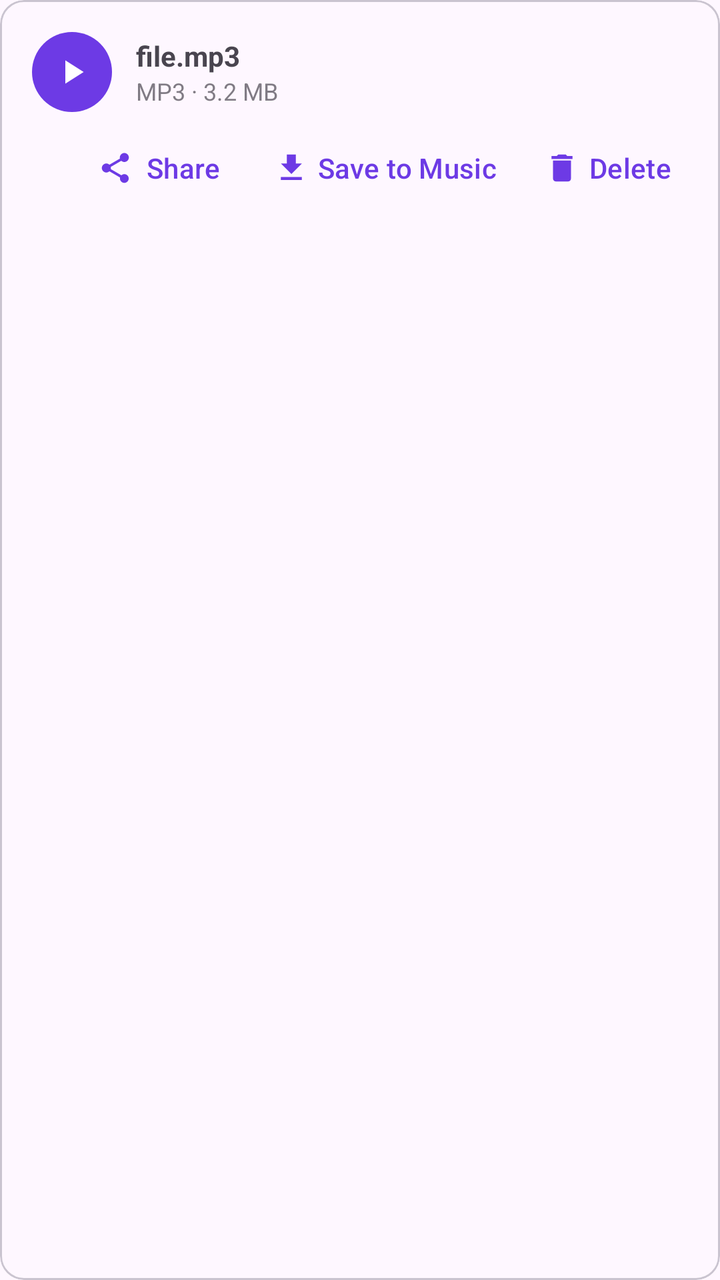
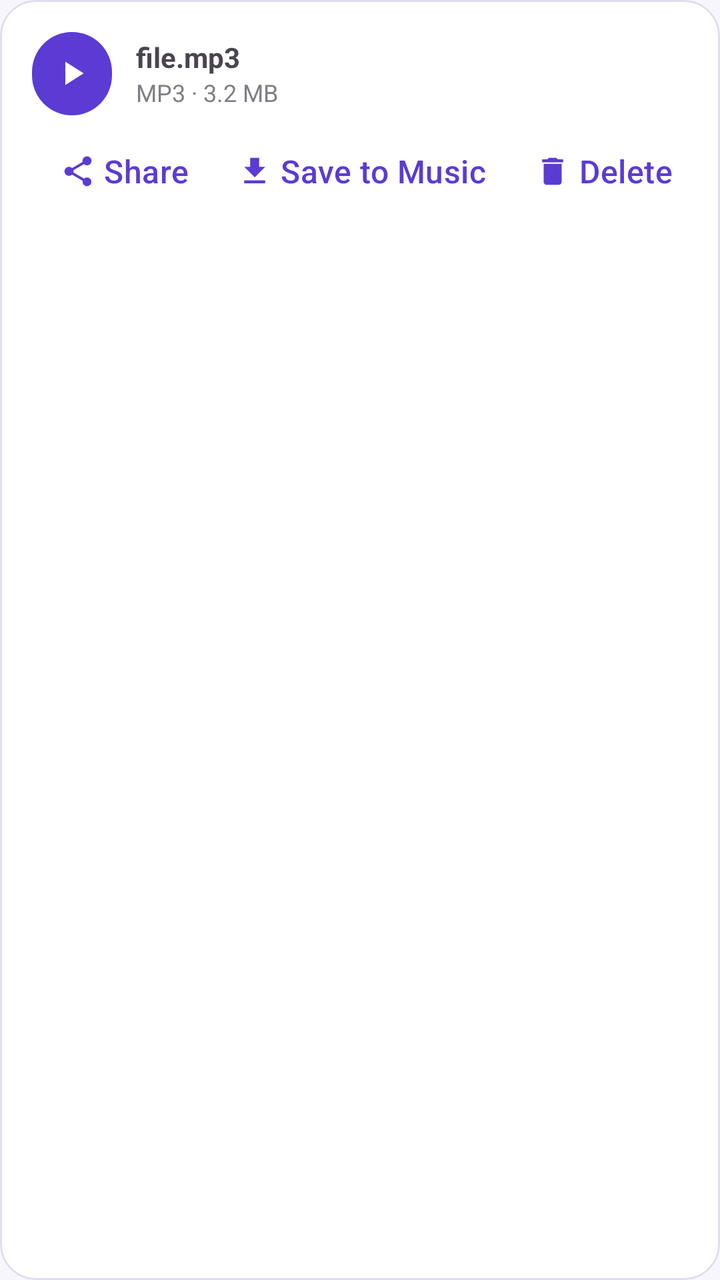

Screens rendered from an Android XML layout before and after an edit, with the pre-edit source and the edit as a unified diff.
<!-- AndroidManifest.xml: application theme Theme.VideoToMp3 -->
<!-- res/layout/item_history.xml -->
<?xml version="1.0" encoding="utf-8"?>
<com.google.android.material.card.MaterialCardView xmlns:android="http://schemas.android.com/apk/res/android"
    xmlns:app="http://schemas.android.com/apk/res-auto"
    android:layout_width="match_parent"
    android:layout_height="wrap_content"
    android:layout_marginBottom="8dp"
    app:cardCornerRadius="12dp">

    <LinearLayout
        android:layout_width="match_parent"
        android:layout_height="wrap_content"
        android:orientation="vertical"
        android:padding="12dp">

        <LinearLayout
            android:layout_width="match_parent"
            android:layout_height="wrap_content"
            android:orientation="horizontal"
            android:gravity="center_vertical">

            <com.google.android.material.button.MaterialButton
                android:id="@+id/btnPlay"
                style="@style/Widget.Material3.Button.IconButton.Filled"
                android:layout_width="wrap_content"
                android:layout_height="wrap_content"
                app:icon="@drawable/ic_play" />

            <LinearLayout
                android:layout_width="0dp"
                android:layout_weight="1"
                android:layout_height="wrap_content"
                android:layout_marginStart="8dp"
                android:orientation="vertical">
                <TextView android:id="@+id/txtName" android:layout_width="match_parent" android:layout_height="wrap_content" android:textStyle="bold" android:maxLines="1" android:ellipsize="middle" android:text="file.mp3" />
                <TextView android:id="@+id/txtMeta" android:layout_width="wrap_content" android:layout_height="wrap_content" android:textSize="12sp" android:alpha="0.7" android:text="MP3 · 3.2 MB" />
            </LinearLayout>
        </LinearLayout>

        <com.google.android.material.slider.Slider
            android:id="@+id/seek"
            android:layout_width="match_parent"
            android:layout_height="wrap_content"
            android:valueFrom="0.0"
            android:valueTo="1.0"
            android:value="0.0"
            android:visibility="gone" />

        <LinearLayout
            android:layout_width="match_parent"
            android:layout_height="wrap_content"
            android:orientation="horizontal"
            android:gravity="end">
            <com.google.android.material.button.MaterialButton android:id="@+id/btnShare" style="@style/Widget.Material3.Button.TextButton" android:layout_width="wrap_content" android:layout_height="wrap_content" app:icon="@drawable/ic_share" android:text="@string/share" />
            <com.google.android.material.button.MaterialButton android:id="@+id/btnSave" style="@style/Widget.Material3.Button.TextButton" android:layout_width="wrap_content" android:layout_height="wrap_content" app:icon="@drawable/ic_save" android:text="@string/save_music" />
            <com.google.android.material.button.MaterialButton android:id="@+id/btnDelete" style="@style/Widget.Material3.Button.TextButton" android:layout_width="wrap_content" android:layout_height="wrap_content" app:icon="@drawable/ic_delete" android:text="@string/delete" />
        </LinearLayout>
    </LinearLayout>
</com.google.android.material.card.MaterialCardView>
<!-- resources referenced by this layout -->
<resources>
  <!-- drawable ic_delete (drawable) -->
  <vector xmlns:android="http://schemas.android.com/apk/res/android" android:width="24dp" android:height="24dp" android:viewportWidth="24" android:viewportHeight="24" android:tint="?attr/colorControlNormal">
    <path android:fillColor="@android:color/white" android:pathData="M6,19c0,1.1 0.9,2 2,2h8c1.1,0 2,-0.9 2,-2V7H6v12zM19,4h-3.5l-1,-1h-5l-1,1H5v2h14V4z"/>
  </vector>
  <!-- drawable ic_play (drawable) -->
  <vector xmlns:android="http://schemas.android.com/apk/res/android" android:width="24dp" android:height="24dp" android:viewportWidth="24" android:viewportHeight="24" android:tint="?attr/colorPrimary">
    <path android:fillColor="@android:color/white" android:pathData="M8,5v14l11,-7z"/>
  </vector>
  <!-- drawable ic_save (drawable) -->
  <vector xmlns:android="http://schemas.android.com/apk/res/android" android:width="24dp" android:height="24dp" android:viewportWidth="24" android:viewportHeight="24" android:tint="?attr/colorControlNormal">
    <path android:fillColor="@android:color/white" android:pathData="M19,9h-4V3H9v6H5l7,7 7,-7zM5,18v2h14v-2H5z"/>
  </vector>
  <string name="delete">Delete</string>
  <string name="save_music">Save to Music</string>
  <string name="share">Share</string>
  <style name="Theme.VideoToMp3" parent="Theme.Material3.DayNight.NoActionBar">
          <item name="colorPrimary">@color/brand</item>
          <item name="colorOnPrimary">@color/white</item>
      </style>
  <color name="brand">#FF6D3AE5</color>
  <color name="white">#FFFFFFFF</color>
  <!-- unchanged entries left out for length: 1 -->
</resources>

<!-- the commit's change to res/layout/item_history.xml (unified diff, before → after) -->
@@ -3,8 +3,12 @@
     xmlns:app="http://schemas.android.com/apk/res-auto"
     android:layout_width="match_parent"
     android:layout_height="wrap_content"
-    android:layout_marginBottom="8dp"
-    app:cardCornerRadius="12dp">
+    android:layout_marginBottom="10dp"
+    app:cardCornerRadius="18dp"
+    app:cardElevation="0dp"
+    app:strokeColor="?attr/colorOutline"
+    app:strokeWidth="1dp"
+    app:cardBackgroundColor="?attr/colorSurface">
 
     <LinearLayout
         android:layout_width="match_parent"
<!-- resource entries referenced after the edit -->
@@ -15,12 +15,44 @@
   <string name="delete">Delete</string>
   <string name="save_music">Save to Music</string>
   <string name="share">Share</string>
-  <style name="Theme.VideoToMp3" parent="Theme.Material3.DayNight.NoActionBar">
-          <item name="colorPrimary">@color/brand</item>
-          <item name="colorOnPrimary">@color/white</item>
+  <style name="Theme.VideoToMp3" parent="Theme.Material3.Light.NoActionBar">
+          <item name="colorPrimary">@color/primary</item>
+          <item name="colorOnPrimary">@color/on_primary</item>
+          <item name="colorPrimaryContainer">@color/primary_container</item>
+          <item name="colorOnPrimaryContainer">@color/on_primary_container</item>
+          <item name="colorSecondary">@color/primary</item>
+          <item name="colorSecondaryContainer">@color/primary_container</item>
+          <item name="colorOnSecondaryContainer">@color/on_primary_container</item>
+          <item name="android:colorBackground">@color/bg</item>
+          <item name="colorSurface">@color/surface</item>
+          <item name="colorSurfaceVariant">@color/surface_variant</item>
+          <item name="colorOnSurface">@color/on_surface</item>
+          <item name="colorOnSurfaceVariant">@color/on_surface_variant</item>
+          <item name="colorOutline">@color/outline</item>
+          <item name="colorOutlineVariant">@color/outline</item>
+          <item name="android:statusBarColor">@color/bg</item>
+          <item name="android:navigationBarColor">@color/surface</item>
+          <item name="android:windowLightStatusBar">true</item>
+          <item name="android:windowLightNavigationBar" tools:targetApi="27">true</item>
+          <item name="materialButtonStyle">@style/AppButton</item>
       </style>
-  <color name="brand">#FF6D3AE5</color>
-  <color name="white">#FFFFFFFF</color>
+  <color name="primary">#5B3BD4</color>
+  <color name="on_primary">#FFFFFF</color>
+  <color name="primary_container">#E9E0FF</color>
+  <color name="on_primary_container">#20005F</color>
+  <color name="bg">#F7F6FC</color>
+  <color name="surface">#FFFFFF</color>
+  <color name="surface_variant">#F0ECFA</color>
+  <color name="on_surface">#1A1A22</color>
+  <color name="on_surface_variant">#6B6680</color>
+  <color name="outline">#E2DCF1</color>
+  <style name="AppButton" parent="Widget.Material3.Button">
+          <item name="android:minHeight">56dp</item>
+          <item name="cornerRadius">18dp</item>
+          <item name="android:textAllCaps">false</item>
+          <item name="android:textSize">16sp</item>
+          <item name="android:letterSpacing">0.01</item>
+      </style>
   <!-- unchanged entries left out for length: 1 -->
 </resources>
 
